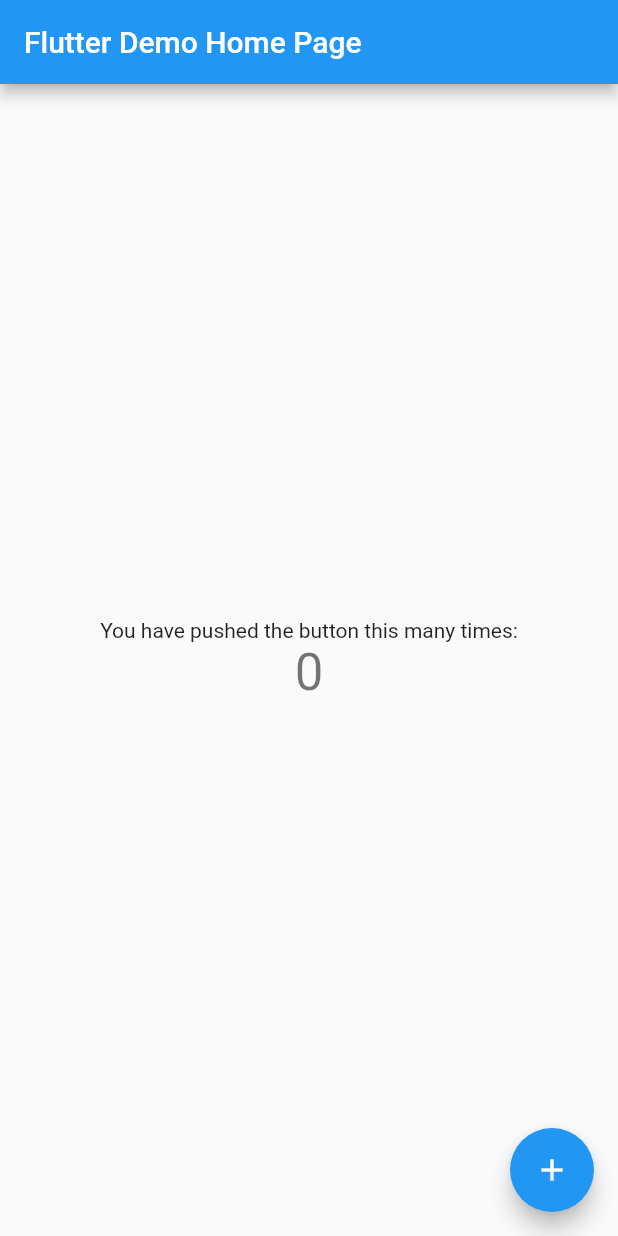
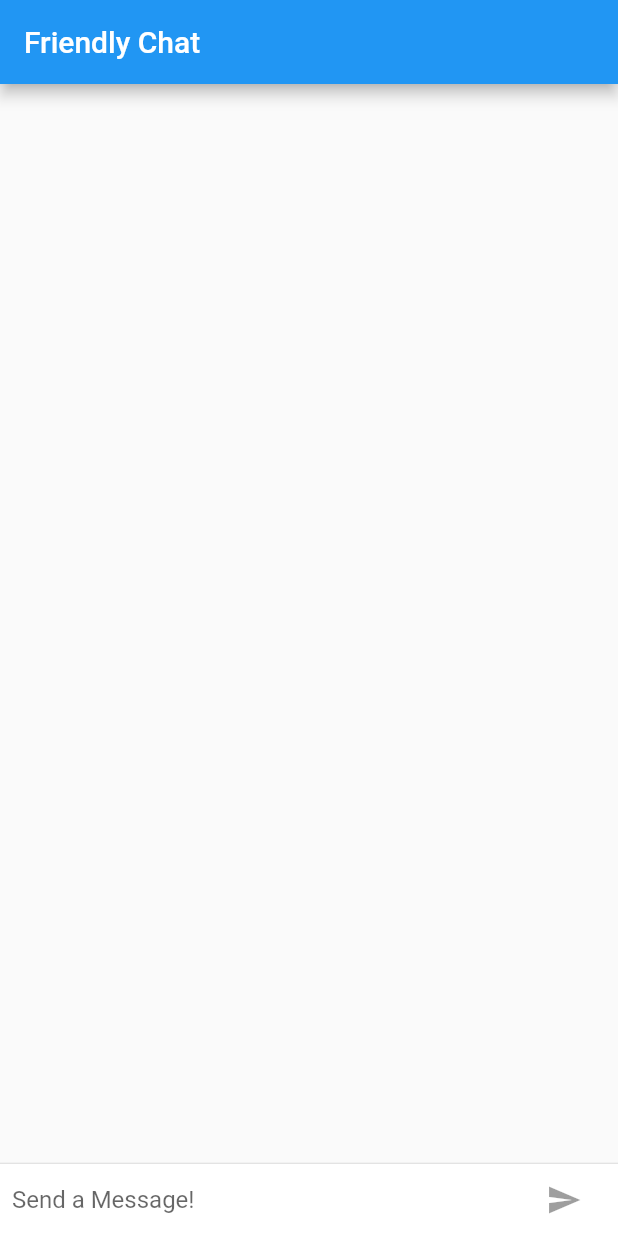
Before and after one commit to chriscard04/friendly_chat, a Flutter app: the screen it shows after launch, on a phone screen of 412 x 824 dp. Run offline on Flutter 3.47's test engine with Material 2 defaults, Android fonts, the phone set to English and light mode, and no system bars.

Commit message:
Step 9: Make the send button context-aware Pending: 9.Wrap long lines

```diff
--- a/lib/main.dart
+++ b/lib/main.dart
@@ -1,115 +1,156 @@
 import 'package:flutter/material.dart';
 
 void main() {
-  runApp(const MyApp());
+  runApp(
+    FriendlyChatApp(),
+  );
 }
 
-class MyApp extends StatelessWidget {
-  const MyApp({Key? key}) : super(key: key);
+String _name = 'Chris C.';
 
-  // This widget is the root of your application.
+class FriendlyChatApp extends StatelessWidget {
+  const FriendlyChatApp({
+    Key? key,
+  }) : super(key: key);
+
   @override
   Widget build(BuildContext context) {
-    return MaterialApp(
-      title: 'Flutter Demo',
-      theme: ThemeData(
-        // This is the theme of your application.
-        //
-        // Try running your application with "flutter run". You'll see the
-        // application has a blue toolbar. Then, without quitting the app, try
-        // changing the primarySwatch below to Colors.green and then invoke
-        // "hot reload" (press "r" in the console where you ran "flutter run",
-        // or simply save your changes to "hot reload" in a Flutter IDE).
-        // Notice that the counter didn't reset back to zero; the application
-        // is not restarted.
-        primarySwatch: Colors.blue,
-      ),
-      home: const MyHomePage(title: 'Flutter Demo Home Page'),
+    return const MaterialApp(
+      title: 'FriendlyChat',
+      home: ChatScreen(),
     );
   }
 }
 
-class MyHomePage extends StatefulWidget {
-  const MyHomePage({Key? key, required this.title}) : super(key: key);
+class ChatMessage extends StatelessWidget {
+  ChatMessage({required this.text, required this.animationController});
 
-  // This widget is the home page of your application. It is stateful, meaning
-  // that it has a State object (defined below) that contains fields that affect
-  // how it looks.
-
-  // This class is the configuration for the state. It holds the values (in this
-  // case the title) provided by the parent (in this case the App widget) and
-  // used by the build method of the State. Fields in a Widget subclass are
-  // always marked "final".
-
-  final String title;
+  final String text;
+  final AnimationController animationController;
 
   @override
-  State<MyHomePage> createState() => _MyHomePageState();
+  Widget build(BuildContext context) {
+    return SizeTransition(
+      sizeFactor:
+          CurvedAnimation(parent: animationController, curve: Curves.easeOut),
+      axisAlignment: 0.0,
+      child: Container(
+        margin: const EdgeInsets.symmetric(vertical: 10.0),
+        child: Row(
+          crossAxisAlignment: CrossAxisAlignment.start,
+          children: [
+            Container(
+              margin: const EdgeInsets.only(right: 16.0),
+              child: CircleAvatar(child: Text(_name[0])),
+            ),
+            Column(crossAxisAlignment: CrossAxisAlignment.start, children: [
+              Text(_name, style: Theme.of(context).textTheme.headline4),
+              Container(
+                margin: const EdgeInsets.only(top: 5.0),
+                child: Text(text),
+              ),
+            ]),
+          ],
+        ),
+      ),
+    );
+  }
 }
 
-class _MyHomePageState extends State<MyHomePage> {
-  int _counter = 0;
+class ChatScreen extends StatefulWidget {
+  const ChatScreen({Key? key}) : super(key: key);
 
-  void _incrementCounter() {
+  @override
+  State<ChatScreen> createState() => _ChatScreenState();
+}
+
+class _ChatScreenState extends State<ChatScreen> with TickerProviderStateMixin {
+  final List<ChatMessage> _messages = [];
+  final _textController = TextEditingController();
+  final FocusNode _focusNode = FocusNode();
+  bool _isComposing = false;
+
+  @override
+  Widget build(BuildContext context) {
+    return Scaffold(
+      appBar: AppBar(
+        title: const Text('Friendly Chat'),
+      ),
+      body: Column(children: [
+        Flexible(
+            child: ListView.builder(
+          itemBuilder: (_, int index) => _messages[index],
+          itemCount: _messages.length,
+          padding: const EdgeInsets.all(9.0),
+          reverse: true,
+        )),
+        const Divider(
+          height: 1.0,
+        ),
+        Container(
+          decoration: BoxDecoration(
+            color: Theme.of(context).cardColor,
+          ),
+          child: _buildTextComposer(),
+        ),
+      ]),
+    );
+  }
+
+  _buildTextComposer() {
+    return Container(
+        margin: const EdgeInsets.symmetric(horizontal: 8.0),
+        child: Row(children: [
+          Flexible(
+              child: TextField(
+            controller: _textController,
+            onChanged: (String text) {
+              setState(() {
+                _isComposing = text.isNotEmpty;
+              });
+            },
+            onSubmitted: _isComposing ? _handleSubmitted : null,
+            decoration: const InputDecoration.collapsed(
+              hintText: 'Send a Message!',
+            ),
+            focusNode: _focusNode,
+          )),
+          Container(
+              margin: const EdgeInsets.symmetric(horizontal: 4.0),
+              child: IconTheme(
+                data: IconThemeData(color: Theme.of(context).primaryColor),
+                child: IconButton(
+                  icon: const Icon(Icons.send),
+                  onPressed: _isComposing
+                      ? () => {_handleSubmitted(_textController.text)}
+                      : null,
+                ),
+              )),
+        ]));
+  }
+
+  void _handleSubmitted(String text) {
+    _textController.clear();
+    ChatMessage message = ChatMessage(
+      text: text,
+      animationController: AnimationController(
+        duration: const Duration(milliseconds: 200),
+        vsync: this,
+      ),
+    );
     setState(() {
-      // This call to setState tells the Flutter framework that something has
-      // changed in this State, which causes it to rerun the build method below
-      // so that the display can reflect the updated values. If we changed
-      // _counter without calling setState(), then the build method would not be
-      // called again, and so nothing would appear to happen.
-      _counter++;
+      _messages.insert(0, message);
+      _isComposing = false;
     });
+    _focusNode.requestFocus();
+    message.animationController.forward();
   }
 
   @override
-  Widget build(BuildContext context) {
-    // This method is rerun every time setState is called, for instance as done
-    // by the _incrementCounter method above.
-    //
-    // The Flutter framework has been optimized to make rerunning build methods
-    // fast, so that you can just rebuild anything that needs updating rather
-    // than having to individually change instances of widgets.
-    return Scaffold(
-      appBar: AppBar(
-        // Here we take the value from the MyHomePage object that was created by
-        // the App.build method, and use it to set our appbar title.
-        title: Text(widget.title),
-      ),
-      body: Center(
-        // Center is a layout widget. It takes a single child and positions it
-        // in the middle of the parent.
-        child: Column(
-          // Column is also a layout widget. It takes a list of children and
-          // arranges them vertically. By default, it sizes itself to fit its
-          // children horizontally, and tries to be as tall as its parent.
-          //
-          // Invoke "debug painting" (press "p" in the console, choose the
-          // "Toggle Debug Paint" action from the Flutter Inspector in Android
-          // Studio, or the "Toggle Debug Paint" command in Visual Studio Code)
-          // to see the wireframe for each widget.
-          //
-          // Column has various properties to control how it sizes itself and
-          // how it positions its children. Here we use mainAxisAlignment to
-          // center the children vertically; the main axis here is the vertical
-          // axis because Columns are vertical (the cross axis would be
-          // horizontal).
-          mainAxisAlignment: MainAxisAlignment.center,
-          children: <Widget>[
-            const Text(
-              'You have pushed the button this many times:',
-            ),
-            Text(
-              '$_counter',
-              style: Theme.of(context).textTheme.headline4,
-            ),
-          ],
-        ),
-      ),
-      floatingActionButton: FloatingActionButton(
-        onPressed: _incrementCounter,
-        tooltip: 'Increment',
-        child: const Icon(Icons.add),
-      ), // This trailing comma makes auto-formatting nicer for build methods.
-    );
+  void dispose() {
+    for (var message in _messages) {
+      message.animationController.dispose();
+    }
+    super.dispose();
   }
 }
```
